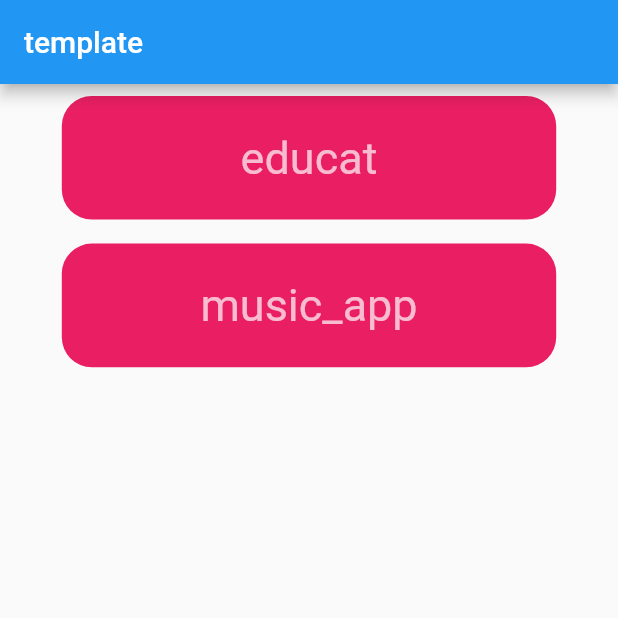
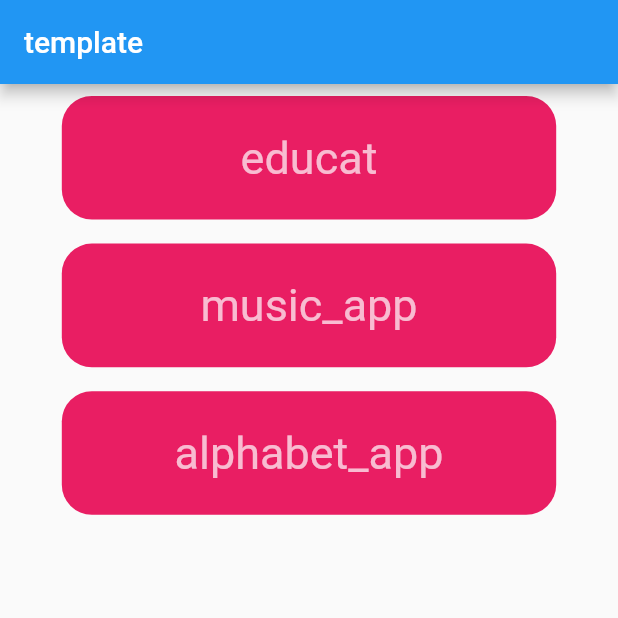
Before and after one commit to 99mini/flutter_publish_practice, a Flutter app: the screen it shows after launch, on a phone screen of 412 x 824 dp, the top half of it. Run offline on Flutter 3.47's test engine with Material 2 defaults, Android fonts, the light colour scheme and no system bars; our stand-ins replace flutter_svg, get, google_fonts; missing offline and left inert: dart:html.

Commit message:
init alphabet app

```diff
--- a/lib/main.dart
+++ b/lib/main.dart
@@ -1,6 +1,7 @@
 import 'package:flutter/material.dart';
 import 'package:get/get.dart';
 import 'package:publish_practice/binding/init_binding.dart';
+import 'package:publish_practice/template/alphabet_app/alphabet_app.dart';
 import 'package:publish_practice/template/app.dart';
 import 'package:publish_practice/template/educat/educat.dart';
 import 'package:publish_practice/template/music_app/music_app.dart';
@@ -35,7 +36,11 @@ class MyApp extends StatelessWidget {
         GetPage(
           name: '/music_app',
           page: () => MusicApp(),
-        )
+        ),
+        GetPage(
+          name: '/alphabet_app',
+          page: () => AlphabetApp(),
+        ),
       ],
     );
   }
--- a/lib/template/app.dart
+++ b/lib/template/app.dart
@@ -47,6 +47,7 @@ class App extends StatelessWidget {
       body: Column(children: [
         _templateContainer(title: 'educat'),
         _templateContainer(title: 'music_app'),
+        _templateContainer(title: 'alphabet_app'),
       ]),
     );
   }
--- a/pubspec.yaml
+++ b/pubspec.yaml
@@ -68,6 +68,7 @@ flutter:
     - assets/images/
     - assets/svgs/
     - assets/jsons/
+    - assets/alphabet/
 
 
   # An image asset can refer to one or more resolution-specific "variants", see
```
Also changed, not shown: lib/template/alphabet_app/alphabet_app.dart (added, +42 -0 lines), pubspec.lock.
